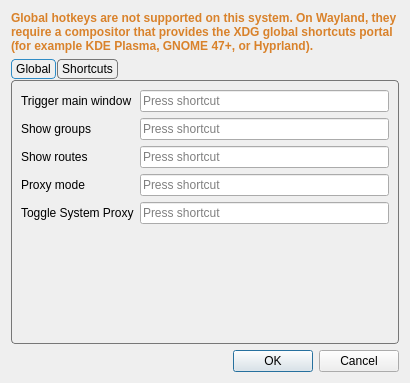
Above: include/ui/setting/dialog_hotkey.ui from Yulinanami/ethernet-tun-test before the change. Below: the same form after it.
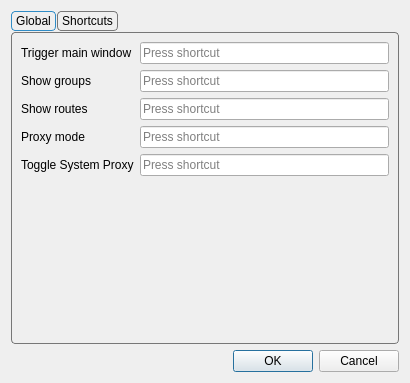
That is the form after the change. Custom widgets are drawn as their Qt base class.

Patch:
```diff
--- a/include/ui/setting/dialog_hotkey.ui
+++ b/include/ui/setting/dialog_hotkey.ui
@@ -14,22 +14,6 @@
    <string>Hotkey</string>
   </property>
   <layout class="QVBoxLayout" name="verticalLayout">
-   <item>
-    <widget class="QLabel" name="unsupported_note">
-     <property name="visible">
-      <bool>false</bool>
-     </property>
-     <property name="styleSheet">
-      <string notr="true">color: #d9822b; font-weight: bold;</string>
-     </property>
-     <property name="text">
-      <string>Global hotkeys are not supported on this system. On Wayland, they require a compositor that provides the XDG global shortcuts portal (for example KDE Plasma, GNOME 47+, or Hyprland).</string>
-     </property>
-     <property name="wordWrap">
-      <bool>true</bool>
-     </property>
-    </widget>
-   </item>
    <item>
     <widget class="QTabWidget" name="tabWidget">
      <property name="styleSheet">
```
